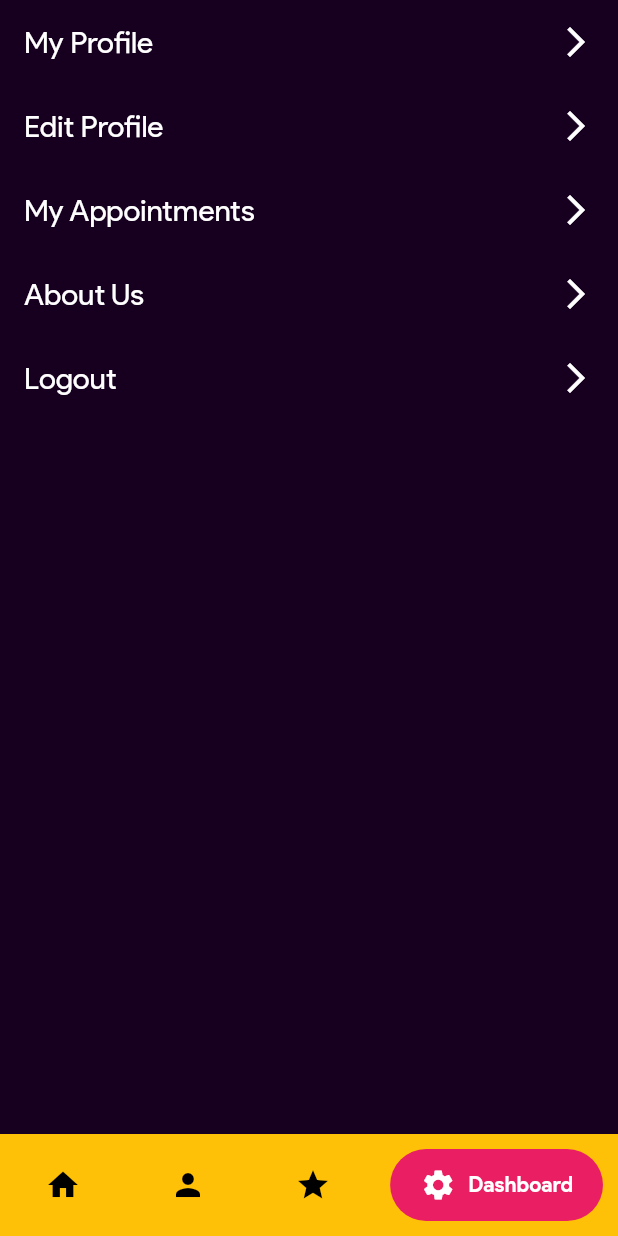
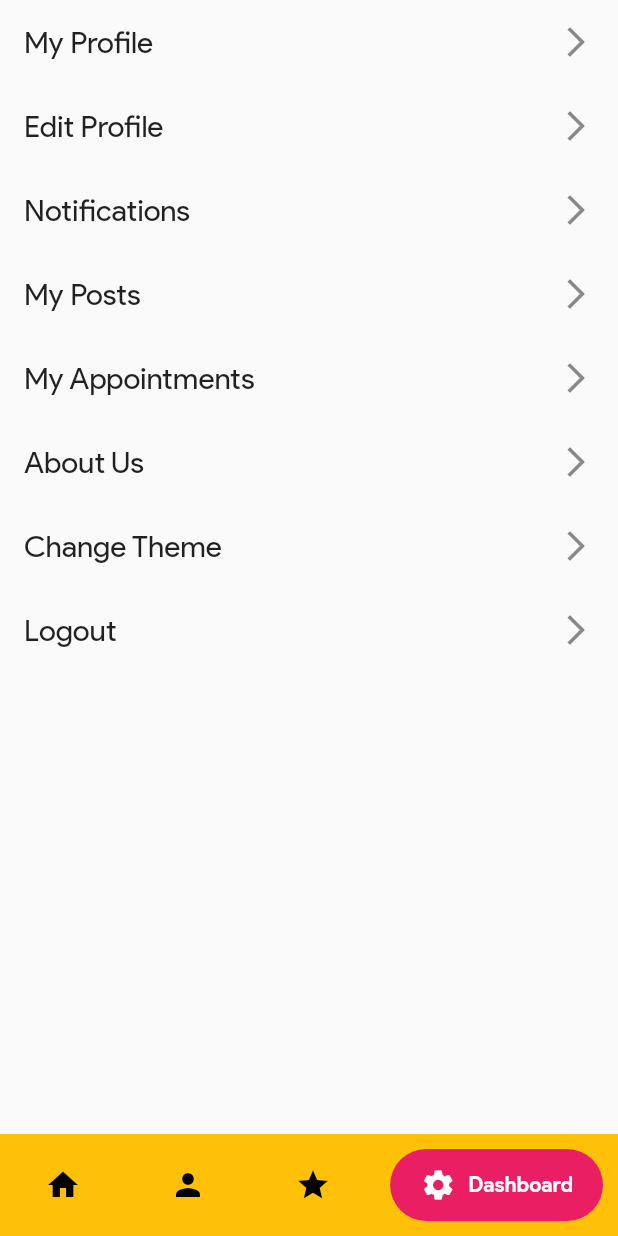
Before and after one commit to dramikei/happy_us-frontend, a Flutter app: the screen it shows after launch, item 4 of the bottom bar chosen, on a phone screen of 412 x 824 dp. Run offline on Flutter 3.47's test engine with Material 2 defaults, Android fonts, the phone set to English and light mode, and no system bars; drawn by our look-alikes of google_nav_bar, overlay_support; our stand-ins replace argon_buttons_flutter, carousel_slider, dio, fluro, get, get_storage and 6 more; missing offline and left inert: dough, easy_container.

Commit message:
:sparkles: added GET and Dio

```diff
--- a/lib/main.dart
+++ b/lib/main.dart
@@ -1,9 +1,13 @@
 import 'package:flutter/material.dart';
+import 'package:get/get.dart';
+import 'package:get_storage/get_storage.dart';
 import 'package:happy_us/services/navigation_service.dart';
 import 'package:happy_us/utils/constants.dart';
+import 'package:happy_us/utils/instances.dart';
 import 'package:overlay_support/overlay_support.dart';
 
-void main() {
+void main() async {
+  await GetStorage.init();
   NavigationService.initialize();
   runApp(_MainApp());
 }
@@ -11,15 +15,13 @@ void main() {
 class _MainApp extends StatelessWidget {
   @override
   Widget build(BuildContext context) {
-    // final isPlatformDark =
-    //     WidgetsBinding.instance!.window.platformBrightness == Brightness.dark;
     return OverlaySupport.global(
-      child: MaterialApp(
+      child: GetMaterialApp(
         title: 'Happy Us',
         debugShowCheckedModeBanner: false,
         theme: kLightTheme,
         darkTheme: kDarkTheme,
-        themeMode: ThemeMode.dark,
+        themeMode: Instances.theme,
         onGenerateRoute: NavigationService.generateRoute,
         initialRoute: NavigationService.initialPath,
       ),
--- a/lib/screens/dashboard_page.dart
+++ b/lib/screens/dashboard_page.dart
@@ -1,4 +1,7 @@
 import 'package:flutter/material.dart';
+import 'package:get/get.dart';
+import 'package:happy_us/repository/post_repo.dart';
+import 'package:happy_us/utils/instances.dart';
 
 class DashboardPage extends StatelessWidget {
   static const id = 'DashboardPage';
@@ -6,11 +9,6 @@ class DashboardPage extends StatelessWidget {
   const DashboardPage({
     Key? key,
   }) : super(key: key);
-
-  // login/profile button,
-  // about us page,
-  // my appointments,
-  // edit profile, etc.
 
   @override
   Widget build(BuildContext context) {
@@ -28,6 +26,14 @@ class DashboardPage extends StatelessWidget {
               onTap: () {},
             ),
             _settingsTile(
+              title: "Notifications",
+              onTap: () {},
+            ),
+            _settingsTile(
+              title: "My Posts",
+              onTap: () {},
+            ),
+            _settingsTile(
               title: "My Appointments",
               onTap: () {},
             ),
@@ -36,8 +42,23 @@ class DashboardPage extends StatelessWidget {
               onTap: () {},
             ),
             _settingsTile(
+              title: "Change Theme",
+              onTap: () {
+                if (Get.theme.brightness == Brightness.dark) {
+                  Get.changeThemeMode(ThemeMode.light);
+                  Instances.updateThemeMode(ThemeMode.light);
+                } else {
+                  Get.changeThemeMode(ThemeMode.dark);
+                  Instances.updateThemeMode(ThemeMode.dark);
+                }
+              },
+            ),
+            _settingsTile(
               title: "Logout",
-              onTap: () {},
+              onTap: () async {
+                final msg = await PostRepo.createPost();
+                print(msg);
+              },
             ),
           ],
         ),
--- /dev/null
+++ b/lib/utils/instances.dart
@@ -0,0 +1,52 @@
+import 'package:dio/dio.dart';
+import 'package:flutter/material.dart';
+import 'package:get_storage/get_storage.dart';
+import 'package:happy_us/models/base_response.dart';
+import 'package:pretty_dio_logger/pretty_dio_logger.dart';
+
+class Instances {
+  static final box = GetStorage();
+
+  static final dio = Dio(
+    BaseOptions(
+      baseUrl: 'http://10.0.2.2:3000/api',
+    ),
+  )..interceptors.addAll([
+      InterceptorsWrapper(
+        onRequest: (request, handler) {
+          if (accessToken != null && refreshToken != null) {
+            request.headers['Authorization'] = 'Bearer $accessToken';
+            request.headers['refresh-token'] = refreshToken;
+          }
+          handler.next(request);
+        },
+        onResponse: (response, handler) {
+          final data = BaseResponse.fromJson(response.data);
+          if (data.tokens.containsKey('accessToken'))
+            box.write('accessToken', data.tokens['accessToken']);
+
+          if (data.tokens.containsKey('refreshToken'))
+            box.write('refreshToken', data.tokens['refreshToken']);
+
+          handler.next(response);
+        },
+      ),
+      PrettyDioLogger(
+        requestHeader: true,
+      ),
+    ]);
+
+  static String? get accessToken => box.read('accessToken');
+
+  static String? get refreshToken => box.read('refreshToken');
+
+  static void updateThemeMode(ThemeMode themeMode) {
+    box.write('theme', themeMode.toString().split('.')[1]);
+  }
+
+  static ThemeMode get theme {
+    final theme = box.read('theme');
+    if (theme == null) return ThemeMode.system;
+    return theme == 'light' ? ThemeMode.light : ThemeMode.dark;
+  }
+}
--- a/pubspec.yaml
+++ b/pubspec.yaml
@@ -24,6 +24,10 @@ dependencies:
   native_pdf_view: ^4.0.1
   timeago: ^3.0.2
   carousel_slider: ^4.0.0-nullsafety.0
+  get_storage: ^2.0.2
+  get: ^4.1.4
+  dio: ^4.0.0
+  pretty_dio_logger:
 
 dev_dependencies:
   flutter_test:
```
Also changed, not shown: pubspec.lock.
